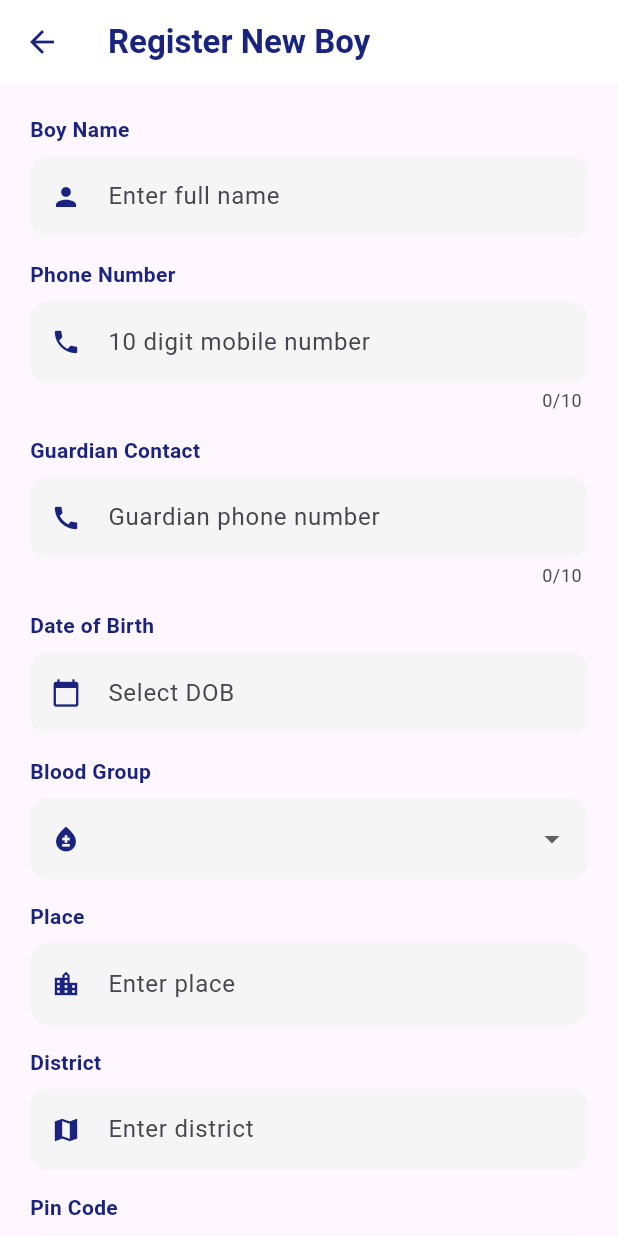
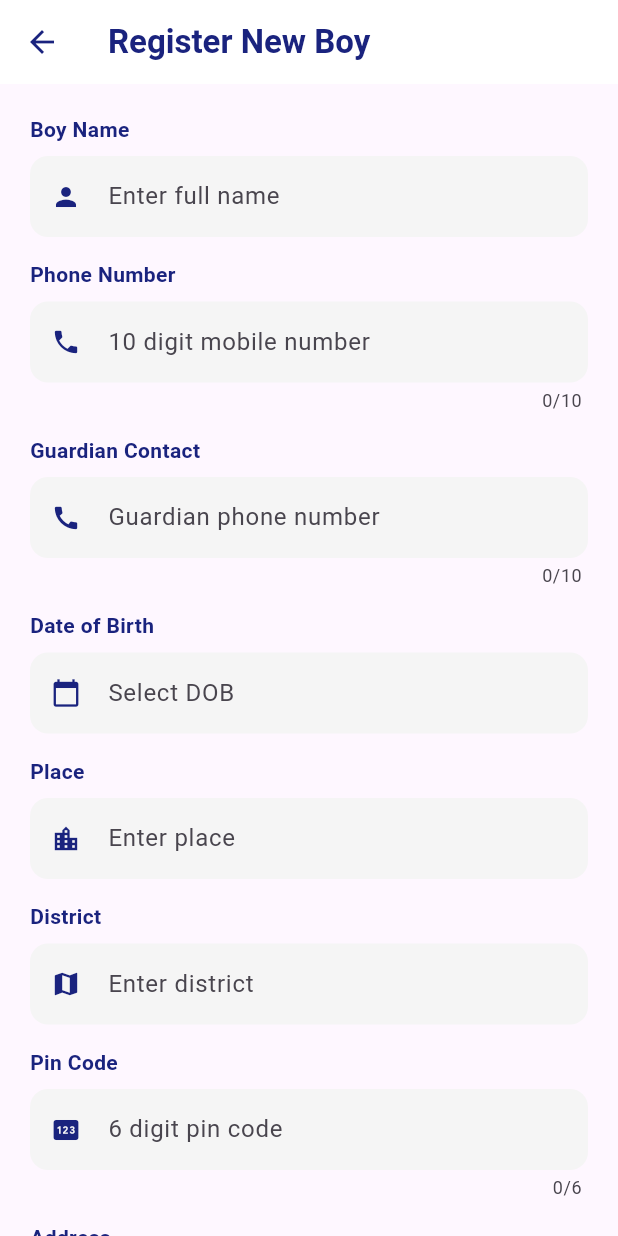
Before and after one commit to Ameenyasircm/cateryx_new, a Flutter app: the RegisterBoyScreen screen opened directly, on a phone screen of 412 x 824 dp. Run offline on Flutter 3.47's test engine with Material 3 defaults, Android fonts, the phone set to English and light mode, and no system bars; our stand-ins replace cloud_firestore, firebase_core, firebase_database, flutter_screenutil, freezed_annotation, geocoding and 5 more; accounts and stored records are empty.

Commit message:
new changes

```diff
--- a/lib/Boys/Providers/boys_provider.dart
+++ b/lib/Boys/Providers/boys_provider.dart
@@ -151,7 +151,7 @@ class BoysProvider extends ChangeNotifier{
         "GUARDIAN_PHONE": guardianController.text.trim(),
         "DOB": dobController.text.trim(),
         "DOB_TS": Timestamp.fromDate(dobDateTime!),
-        "BLOOD_GROUP": selectedBloodGroup,
+        // "BLOOD_GROUP": selectedBloodGroup,
         "PLACE": placeController.text.trim(),
         "DISTRICT": districtController.text.trim(),
         "PIN_CODE": pinController.text.trim(),
--- a/lib/Boys/Screens/boy_registration.dart
+++ b/lib/Boys/Screens/boy_registration.dart
@@ -95,21 +95,21 @@ class RegisterBoyScreen extends StatelessWidget {
                     validator: (v) => v!.isEmpty ? "Required field" : null,
                   ),
 
-                  const SizedBox(height: 15),
-
-                  _label("Blood Group"),
-                  DropdownButtonFormField<String>(
-                    value: provider.selectedBloodGroup,
-                    decoration: _decoration("", Icons.bloodtype),
-                    items: [
-                      "A+","A-","B+","B-","O+","O-","AB+","AB-"
-                    ].map((e) => DropdownMenuItem(
-                      value: e,
-                      child: Text(e),
-                    )).toList(),
-                    onChanged: (v) => provider.changeBloodGroup(v!),
-                    validator: (v) => v == null ? "Select blood group" : null,
-                  ),
+                  // const SizedBox(height: 15),
+                  //
+                  // _label("Blood Group"),
+                  // DropdownButtonFormField<String>(
+                  //   value: provider.selectedBloodGroup,
+                  //   decoration: _decoration("", Icons.bloodtype),
+                  //   items: [
+                  //     "A+","A-","B+","B-","O+","O-","AB+","AB-"
+                  //   ].map((e) => DropdownMenuItem(
+                  //     value: e,
+                  //     child: Text(e),
+                  //   )).toList(),
+                  //   onChanged: (v) => provider.changeBloodGroup(v!),
+                  //   validator: (v) => v == null ? "Select blood group" : null,
+                  // ),
 
                   const SizedBox(height: 15),
 
@@ -151,11 +151,11 @@ class RegisterBoyScreen extends StatelessWidget {
                   ),
 
                   const SizedBox(height: 15),
-                  _label("New Password"),
+                  _label("Create Password"),
                   TextFormField(
                     controller: provider.passwordController,
                     obscureText: provider.obscurePassword,
-                    decoration: _decoration("Enter new password", Icons.lock).copyWith(
+                    decoration: _decoration("Enter password", Icons.lock).copyWith(
                       suffixIcon: IconButton(
                         icon: Icon(
                           provider.obscurePassword ? Icons.visibility_off : Icons.visibility,
--- a/lib/Manager/Screens/all_boys_screen.dart
+++ b/lib/Manager/Screens/all_boys_screen.dart
@@ -21,7 +21,7 @@ class BoysListScreen extends StatelessWidget {
         backgroundColor: Colors.white,
         elevation: 0,
         title: const Text(
-          "Registered Boys",
+          "My Boys",
           style: TextStyle(
             color: primaryBlue,
             fontWeight: FontWeight.bold,
--- a/lib/Manager/Screens/manager_home_screen.dart
+++ b/lib/Manager/Screens/manager_home_screen.dart
@@ -150,7 +150,7 @@ class ManagerHomeScreen extends StatelessWidget {
 
           /// RUNNING EVENTS (INDEX 0)
           _tabItem(
-            title: "Confirmed Events",
+            title: "Published Works",
             isSelected: provider.selectedTabIndex == 0,
             onTap: () {
               provider.fetchRunningEvents();
@@ -160,7 +160,7 @@ class ManagerHomeScreen extends StatelessWidget {
 
           /// UPCOMING EVENTS (INDEX 1)
           _tabItem(
-            title: "Upcoming Events",
+            title: "Upcoming Works",
             isSelected: provider.selectedTabIndex == 1,
             onTap: () {
               provider.fetchUpcomingEvents();
```
Also changed, not shown: lib/Boys/Screens/home/work_details_screen.dart (+41 -8 lines), lib/Manager/Screens/payment_report_screen.dart (+9 -9 lines).
